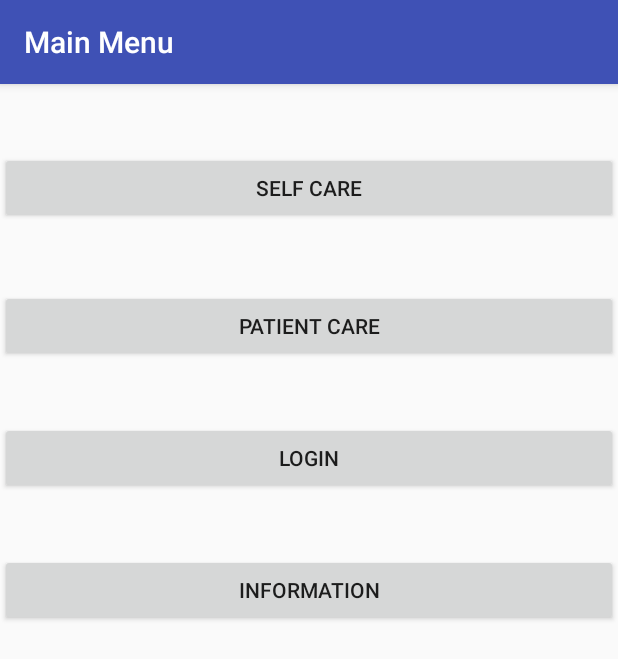
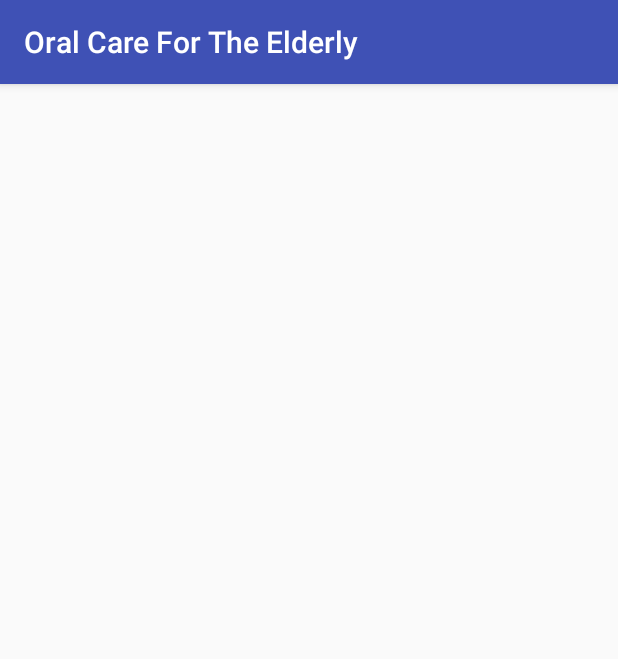
Before and after one commit to nicolamahon/OralCareForTheElderly, an Android app: the screen it shows after launch (MainActivity before the commit, patient_care after it), after a tap on "PATIENT CARE", on a phone screen of 412 x 824 dp. Shown: the top 659 px of the screen. Run offline under Robolectric (Android 15) with nearby library versions, the phone set to English and light mode, and no system bars.

Commit message:
Fixed errors with sub-menus and added extra functionality

```diff
--- a/AppDev/app/src/main/java/com/projects/nicola/oralcarefortheelderly/MainActivity.java
+++ b/AppDev/app/src/main/java/com/projects/nicola/oralcarefortheelderly/MainActivity.java
@@ -18,4 +18,22 @@ public class MainActivity extends AppCompatActivity {
         Intent intent = new Intent(this, self_care.class);
         startActivity(intent);
     }
+
+    public void gotoPatientCare(View view)
+    {
+        Intent intent = new Intent(this, patient_care.class);
+        startActivity(intent);
+    }
+
+    public void gotoLogin(View view)
+    {
+        Intent intent = new Intent(this, login.class);
+        startActivity(intent);
+    }
+
+    public void gotoInformation(View view)
+    {
+        Intent intent = new Intent(this,information.class);
+        startActivity(intent);
+    }
 }
--- /dev/null
+++ b/AppDev/app/src/main/java/com/projects/nicola/oralcarefortheelderly/patient_care.java
@@ -0,0 +1,14 @@
+package com.projects.nicola.oralcarefortheelderly;
+
+import android.support.v7.app.AppCompatActivity;
+import android.os.Bundle;
+
+public class patient_care extends AppCompatActivity {
+
+    @Override
+    protected void onCreate(Bundle savedInstanceState) {
+        super.onCreate(savedInstanceState);
+        setContentView(R.layout.activity_patient_care);
+        getSupportActionBar().setDefaultDisplayHomeAsUpEnabled(true);
+    }
+}
--- /dev/null
+++ b/AppDev/app/src/main/res/layout/activity_patient_care.xml
@@ -0,0 +1,9 @@
+<?xml version="1.0" encoding="utf-8"?>
+<android.support.constraint.ConstraintLayout xmlns:android="http://schemas.android.com/apk/res/android"
+    xmlns:app="http://schemas.android.com/apk/res-auto"
+    xmlns:tools="http://schemas.android.com/tools"
+    android:layout_width="match_parent"
+    android:layout_height="match_parent"
+    tools:context="com.projects.nicola.oralcarefortheelderly.patient_care">
+
+</android.support.constraint.ConstraintLayout>
```
Also changed, not shown: AppDev/app/src/main/AndroidManifest.xml (+10 -11 lines), AppDev/app/src/main/java/com/projects/nicola/oralcarefortheelderly/information.java (added, +13 -0 lines), AppDev/app/src/main/java/com/projects/nicola/oralcarefortheelderly/login.java (added, +13 -0 lines), AppDev/app/src/main/res/layout/activity_information.xml (added, +9 -0 lines), AppDev/app/src/main/res/layout/activity_login.xml (added, +9 -0 lines).
